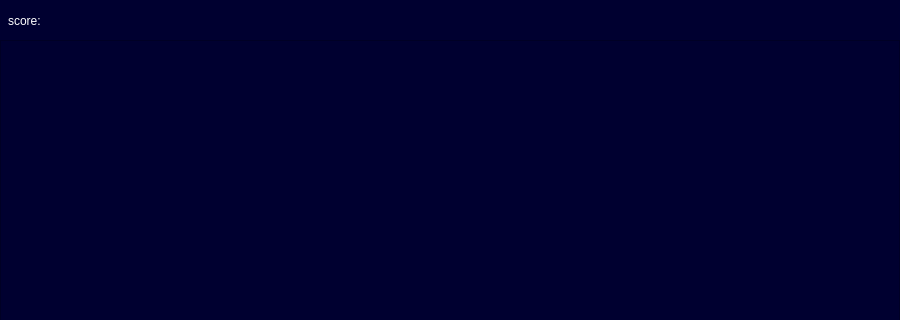
Before: the Qt Designer form interface.ui in Szymon579/Pac-Xon, drawn with Qt 5; both pictures show x 0 to 900 and y 0 to 320 of the 900 by 640 pixel window.
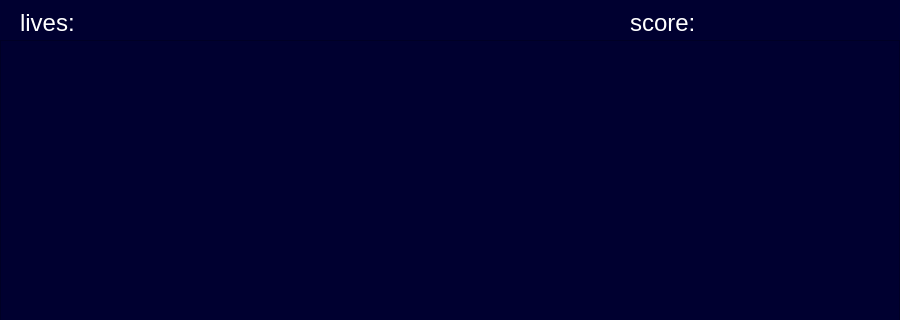
After: the same form once the commit is applied. The open tabs and pages were chosen to show the change. Icons and pictures are not drawn.

Commit message: score and lives displayed

```diff
--- a/interface.ui
+++ b/interface.ui
@@ -144,12 +144,18 @@
     <widget class="QLabel" name="label_2">
      <property name="geometry">
       <rect>
-       <x>8</x>
+       <x>630</x>
        <y>10</y>
-       <width>111</width>
-       <height>21</height>
+       <width>120</width>
+       <height>25</height>
       </rect>
      </property>
+     <property name="font">
+      <font>
+       <pointsize>18</pointsize>
+       <bold>false</bold>
+      </font>
+     </property>
      <property name="styleSheet">
       <string notr="true">color: rgb(255, 255, 255);</string>
      </property>
@@ -157,6 +163,28 @@
       <string>score:</string>
      </property>
     </widget>
+    <widget class="QLabel" name="livesLabel">
+     <property name="geometry">
+      <rect>
+       <x>20</x>
+       <y>10</y>
+       <width>120</width>
+       <height>25</height>
+      </rect>
+     </property>
+     <property name="font">
+      <font>
+       <pointsize>18</pointsize>
+       <bold>false</bold>
+      </font>
+     </property>
+     <property name="styleSheet">
+      <string notr="true">color: rgb(255, 255, 255);</string>
+     </property>
+     <property name="text">
+      <string>lives: </string>
+     </property>
+    </widget>
    </widget>
    <widget class="QWidget" name="leaderPage">
     <widget class="QPushButton" name="backButton">
```
Left out of the diff: 2 changed lines with no effect on the pictures. The commit also changes 8 other files.
